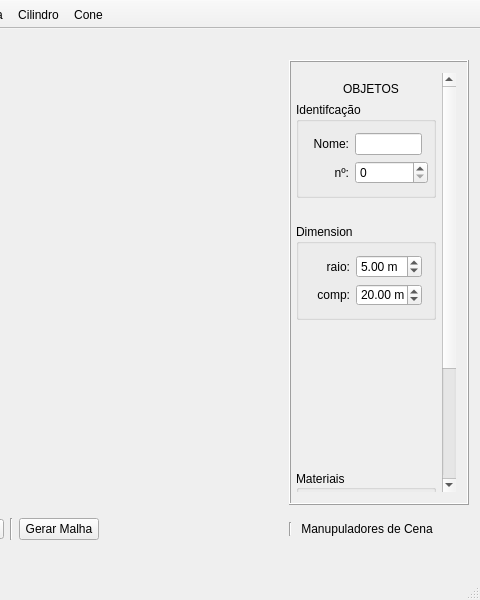
Old version of the form final_Interface/mainwindow.ui in the repository pvmocbel/Lane3dViewer; both pictures show x 420 to 900 and y 0 to 600 of the 900 by 600 pixel window.
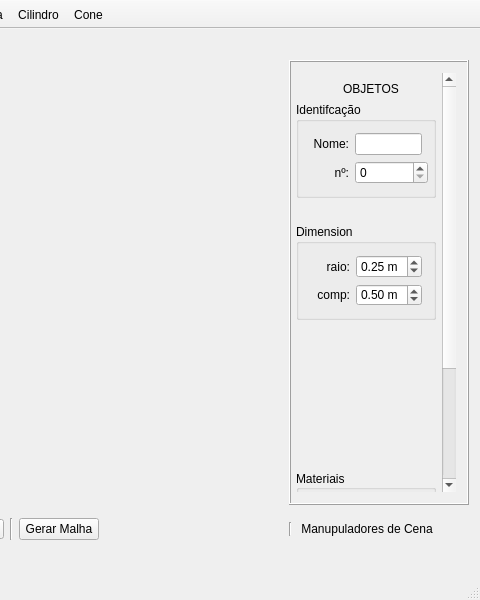
New version of the form.

Patch:
```diff
--- a/final_Interface/mainwindow.ui
+++ b/final_Interface/mainwindow.ui
@@ -374,7 +374,7 @@
                <x>0</x>
                <y>0</y>
                <width>150</width>
-               <height>549</height>
+               <height>619</height>
               </rect>
              </property>
              <layout class="QGridLayout" name="gridLayout_3">
@@ -1112,7 +1112,7 @@
                       <string> m</string>
                      </property>
                      <property name="value">
-                      <double>5.000000000000000</double>
+                      <double>0.250000000000000</double>
                      </property>
                     </widget>
                    </item>
@@ -1144,7 +1144,7 @@
                       <string> m</string>
                      </property>
                      <property name="value">
-                      <double>20.000000000000000</double>
+                      <double>0.500000000000000</double>
                      </property>
                     </widget>
                    </item>
```
Left out of the diff: 6 changed lines with no effect on the pictures.
